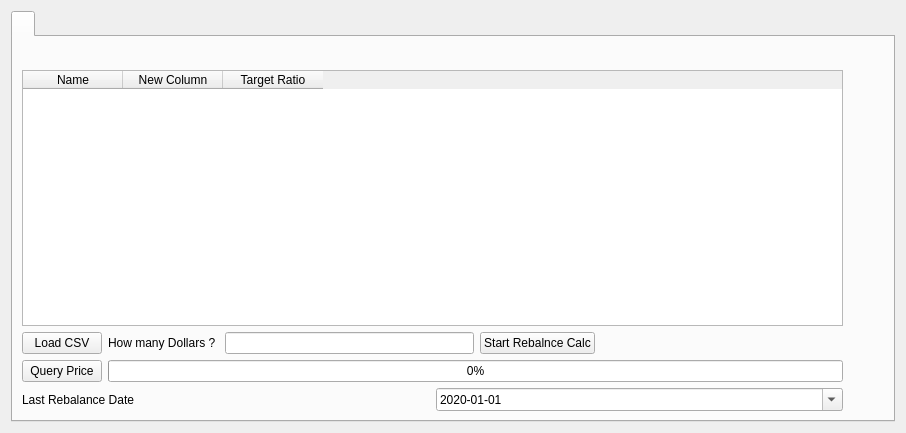
First picture: the form in loadportfoliowidget.ui, repository Awe31402/StockRebalance, before the edit.
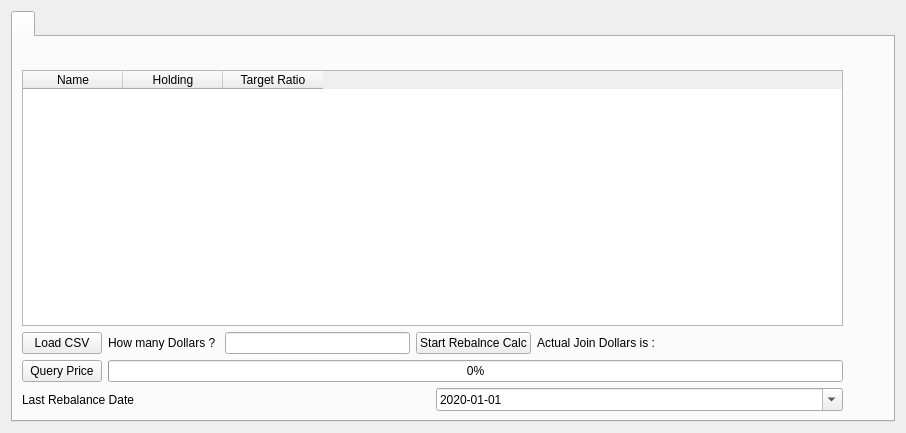
Second picture: the form after the edit.

Commit message: Add calculate join dollar feature

The edit to the form file:
```diff
--- a/loadportfoliowidget.ui
+++ b/loadportfoliowidget.ui
@@ -46,7 +46,7 @@
            </column>
            <column>
             <property name="text">
-             <string>New Column</string>
+             <string>Holding</string>
             </property>
            </column>
            <column>
@@ -82,6 +82,13 @@
              </property>
             </widget>
            </item>
+           <item>
+            <widget class="QLabel" name="label_3">
+             <property name="text">
+              <string>Actual Join Dollars is : </string>
+             </property>
+            </widget>
+           </item>
            <item>
             <spacer name="horizontalSpacer">
              <property name="orientation">
```
The commit also changes 2 other files.
